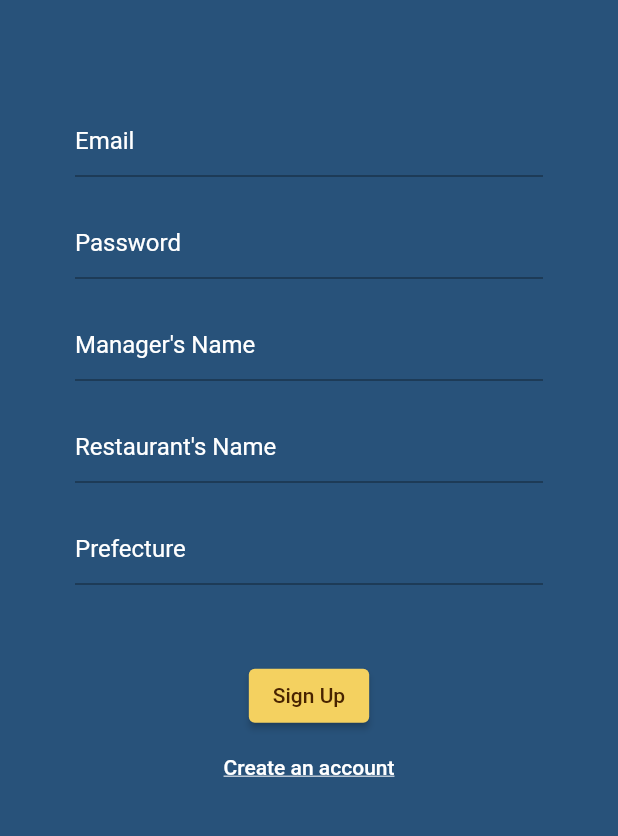
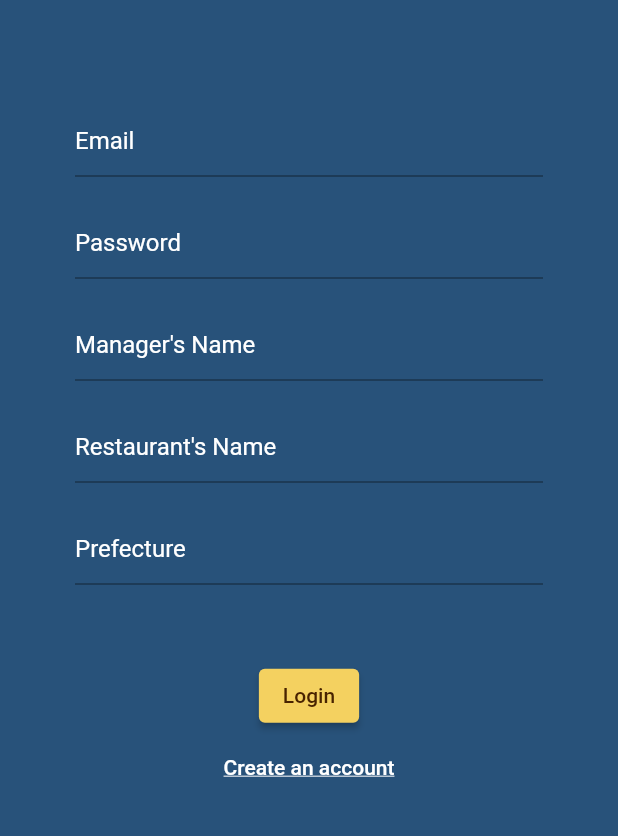
Before and after one commit to yanoojp/restaurant_talks, a Flutter app: the screen it shows after launch, after a tap on "Create an account", on a phone screen of 412 x 824 dp, the part 256-1092 px from its top. Run offline on Flutter 3.47's test engine with Material 2 defaults, Android fonts, the phone set to English and light mode, and no system bars; our stand-ins replace flutter_riverpod, freezed_annotation, go_router, google_fonts.

Commit message:
create widgets

```diff
--- a/lib/views/screens/users/login_screen.dart
+++ b/lib/views/screens/users/login_screen.dart
@@ -1,9 +1,11 @@
 import 'package:flutter/material.dart';
 import 'package:flutter_riverpod/flutter_riverpod.dart';
 import 'package:go_router/go_router.dart';
-import 'package:google_fonts/google_fonts.dart';
+import 'package:restaurant_talks/views/widgets/base/button_with_underline.dart';
 import '../../../constants/variables.dart';
 import '../../../view_model/users/login_view_model.dart';
+import '../../widgets/base/button.dart';
+import '../../widgets/base/logo.dart';
 
 class LoginScreen extends ConsumerWidget {
   const LoginScreen({Key? key}) : super(key: key);
@@ -18,13 +20,7 @@ class LoginScreen extends ConsumerWidget {
         child: Column(
           mainAxisAlignment: MainAxisAlignment.center,
           children: [
-            Text(
-              appTitle,
-              style: GoogleFonts.pacifico(
-                color: whiteColor,
-                fontSize: appTitleFontSize,
-              ),
-            ),
+            const Logo(),
             const SizedBox(
               height: 100,
             ),
@@ -53,25 +49,8 @@ class LoginScreen extends ConsumerWidget {
             const SizedBox(
               height: 80,
             ),
-            ElevatedButton(
-              onPressed: () {},
-              style: ElevatedButton.styleFrom(backgroundColor: darkYellow),
-              child: const Text(
-                loginButton,
-                style: TextStyle(color: blackColor),
-              ),
-            ),
-            TextButton(
-              onPressed: () {
-                final goRouter = GoRouter.of(context);
-                goRouter.go(signupScreenPath);
-              },
-              child: const Text(
-                toSignupScreenButton,
-                style: TextStyle(
-                    decoration: TextDecoration.underline, color: whiteColor),
-              ),
-            ),
+            const Button(),
+            const ButtonWithUnderline()
           ],
         ),
       ),
--- a/lib/views/screens/users/signup_screen.dart
+++ b/lib/views/screens/users/signup_screen.dart
@@ -1,9 +1,11 @@
 import 'package:flutter/material.dart';
 import 'package:flutter_riverpod/flutter_riverpod.dart';
 import 'package:go_router/go_router.dart';
-import 'package:google_fonts/google_fonts.dart';
+import 'package:restaurant_talks/views/widgets/base/button_with_underline.dart';
 import '../../../constants/variables.dart';
 import '../../../view_model/users/signup_view_model.dart';
+import '../../widgets/base/button.dart';
+import '../../widgets/base/logo.dart';
 
 class SignupScreen extends ConsumerWidget {
   const SignupScreen({Key? key}) : super(key: key);
@@ -18,13 +20,7 @@ class SignupScreen extends ConsumerWidget {
         child: Column(
           mainAxisAlignment: MainAxisAlignment.center,
           children: [
-            Text(
-              appTitle,
-              style: GoogleFonts.pacifico(
-                color: whiteColor,
-                fontSize: appTitleFontSize,
-              ),
-            ),
+            const Logo(),
             const SizedBox(
               height: 70,
             ),
@@ -79,25 +75,8 @@ class SignupScreen extends ConsumerWidget {
             const SizedBox(
               height: 50,
             ),
-            ElevatedButton(
-              onPressed: () {},
-              style: ElevatedButton.styleFrom(backgroundColor: darkYellow),
-              child: const Text(
-                signupButton,
-                style: TextStyle(color: blackColor),
-              ),
-            ),
-            TextButton(
-              onPressed: () {
-                final goRouter = GoRouter.of(context);
-                goRouter.go(loginScreenPath);
-              },
-              child: const Text(
-                toSignupScreenButton,
-                style: TextStyle(
-                    decoration: TextDecoration.underline, color: whiteColor),
-              ),
-            ),
+            const Button(),
+            const ButtonWithUnderline()
           ],
         ),
       ),
--- /dev/null
+++ b/lib/views/widgets/base/button.dart
@@ -0,0 +1,18 @@
+import 'package:flutter/material.dart';
+import '../../../constants/variables.dart';
+
+class Button extends StatelessWidget {
+  const Button({super.key});
+
+  @override
+  Widget build(BuildContext context) {
+    return ElevatedButton(
+      onPressed: () {},
+      style: ElevatedButton.styleFrom(backgroundColor: darkYellow),
+      child: const Text(
+        loginButton,
+        style: TextStyle(color: blackColor),
+      ),
+    );
+  }
+}
--- /dev/null
+++ b/lib/views/widgets/base/button_with_underline.dart
@@ -0,0 +1,22 @@
+import 'package:flutter/material.dart';
+import 'package:go_router/go_router.dart';
+import '../../../constants/variables.dart';
+
+class ButtonWithUnderline extends StatelessWidget {
+  const ButtonWithUnderline({super.key});
+
+  @override
+  Widget build(BuildContext context) {
+    return TextButton(
+      onPressed: () {
+        final goRouter = GoRouter.of(context);
+        goRouter.go(signupScreenPath);
+      },
+      child: const Text(
+        toSignupScreenButton,
+        style:
+            TextStyle(decoration: TextDecoration.underline, color: whiteColor),
+      ),
+    );
+  }
+}
--- /dev/null
+++ b/lib/views/widgets/base/logo.dart
@@ -0,0 +1,19 @@
+import 'package:flutter/material.dart';
+import 'package:google_fonts/google_fonts.dart';
+
+import '../../../constants/variables.dart';
+
+class Logo extends StatelessWidget {
+  const Logo({super.key});
+
+  @override
+  Widget build(BuildContext context) {
+    return Text(
+      appTitle,
+      style: GoogleFonts.pacifico(
+        color: whiteColor,
+        fontSize: appTitleFontSize,
+      ),
+    );
+  }
+}
```
